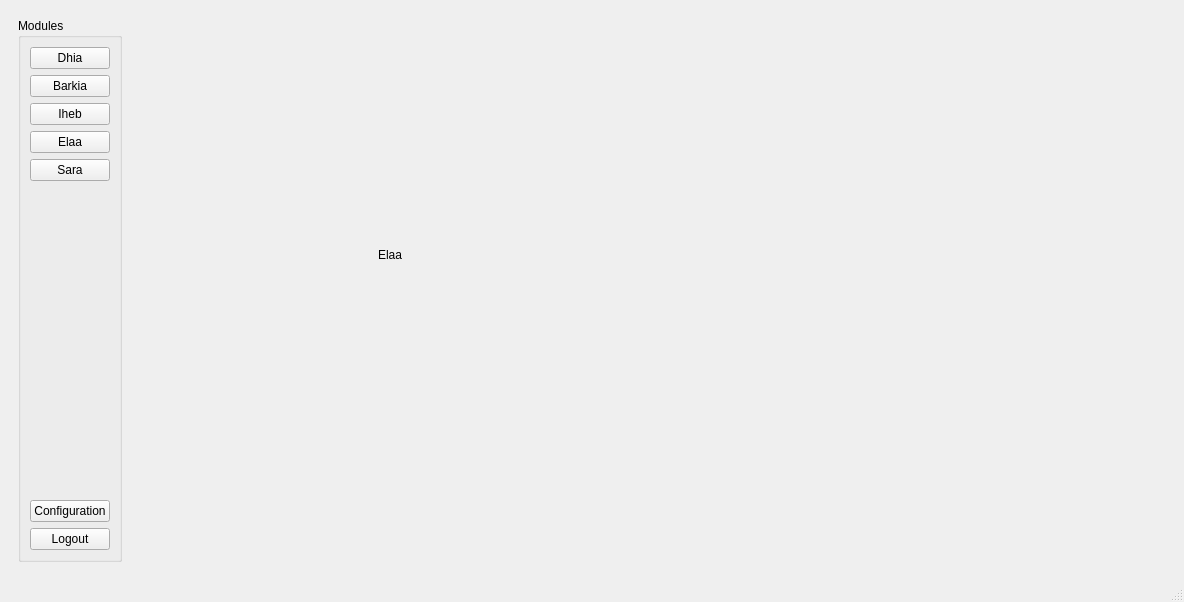
Above: INTEGRATION/mainwindow.ui from dhiaabdelli1/Wedding_planner_2A1 before the change. Below: the same form after it.
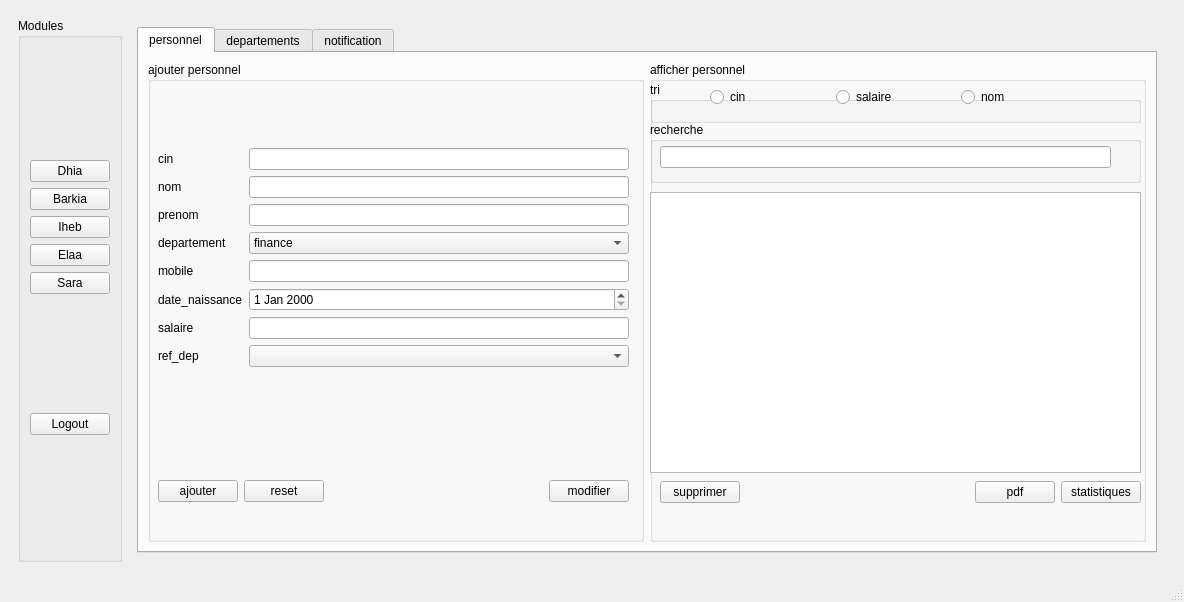
That is the form after the change. The open tabs and pages were chosen to show the change.

Commit message: integration elaa

The edit to the form file:
```diff
--- a/INTEGRATION/mainwindow.ui
+++ b/INTEGRATION/mainwindow.ui
@@ -165,26 +165,6 @@
                    </property>
                   </widget>
                  </item>
-                 <item>
-                  <spacer name="verticalSpacer">
-                   <property name="orientation">
-                    <enum>Qt::Vertical</enum>
-                   </property>
-                   <property name="sizeHint" stdset="0">
-                    <size>
-                     <width>20</width>
-                     <height>40</height>
-                    </size>
-                   </property>
-                  </spacer>
-                 </item>
-                 <item>
-                  <widget class="QPushButton" name="configuration">
-                   <property name="text">
-                    <string>Configuration</string>
-                   </property>
-                  </widget>
-                 </item>
                 </layout>
                </item>
                <item>
@@ -1337,19 +1317,573 @@
                </layout>
               </widget>
               <widget class="QWidget" name="page_6">
-               <widget class="QLabel" name="label_4">
-                <property name="geometry">
-                 <rect>
-                  <x>250</x>
-                  <y>230</y>
-                  <width>47</width>
-                  <height>13</height>
-                 </rect>
-                </property>
-                <property name="text">
-                 <string>Elaa</string>
-                </property>
-               </widget>
+               <layout class="QHBoxLayout" name="horizontalLayout_57">
+                <item>
+                 <layout class="QHBoxLayout" name="horizontalLayout_56">
+                  <item>
+                   <widget class="QTabWidget" name="tabWidget_3">
+                    <property name="currentIndex">
+                     <number>0</number>
+                    </property>
+                    <widget class="QWidget" name="tab_6">
+                     <attribute name="title">
+                      <string>personnel</string>
+                     </attribute>
+                     <layout class="QHBoxLayout" name="horizontalLayout_59">
+                      <item>
+                       <layout class="QHBoxLayout" name="horizontalLayout_58">
+                        <item>
+                         <widget class="QGroupBox" name="groupBox_10">
+                          <property name="title">
+                           <string>ajouter personnel</string>
+                          </property>
+                          <widget class="QWidget" name="verticalLayoutWidget">
+                           <property name="geometry">
+                            <rect>
+                             <x>10</x>
+                             <y>30</y>
+                             <width>471</width>
+                             <height>331</height>
+                            </rect>
+                           </property>
+                           <layout class="QVBoxLayout" name="verticalLayout_24">
+                            <item>
+                             <layout class="QFormLayout" name="formLayout_7">
+                              <item row="1" column="0">
+                               <widget class="QLabel" name="label_2">
+                                <property name="text">
+                                 <string>cin</string>
+                                </property>
+                               </widget>
+                              </item>
+                              <item row="7" column="0">
+                               <widget class="QLabel" name="label">
+                                <property name="text">
+                                 <string>salaire</string>
+                                </property>
+                               </widget>
+                              </item>
+                              <item row="2" column="0">
+                               <widget class="QLabel" name="label_3">
+                                <property name="text">
+                                 <string>nom</string>
+                                </property>
+                               </widget>
+                              </item>
+                              <item row="3" column="0">
+                               <widget class="QLabel" name="label_4">
+                                <property name="text">
+                                 <string>prenom</string>
+                                </property>
+                               </widget>
+                              </item>
+                              <item row="6" column="0">
+                               <widget class="QLabel" name="label_6">
+                                <property name="text">
+                                 <string>date_naissance</string>
+                                </property>
+                               </widget>
+                              </item>
+                              <item row="5" column="0">
+                               <widget class="QLabel" name="label_7">
+                                <property name="text">
+                                 <string>mobile</string>
+                                </property>
+                               </widget>
+                              </item>
+                              <item row="4" column="0">
+                               <widget class="QLabel" name="label_8">
+                                <property name="text">
+                                 <string>departement</string>
+                                </property>
+                               </widget>
+                              </item>
+                              <item row="1" column="1">
+                               <widget class="QLineEdit" name="lineEdit_cinpersonnel"/>
+                              </item>
+                              <item row="2" column="1">
+                               <widget class="QLineEdit" name="lineEdit_nompersonnel"/>
+                              </item>
+                              <item row="3" column="1">
+                               <widget class="QLineEdit" name="lineEdit_prenompersonnel"/>
+                              </item>
+                              <item row="5" column="1">
+                               <widget class="QLineEdit" name="lineEdit_mobilepersonnel"/>
+                              </item>
+                              <item row="7" column="1">
+                               <widget class="QLineEdit" name="lineEdit_salairepersonnel"/>
+                              </item>
+                              <item row="8" column="0">
+                               <widget class="QLabel" name="label_9">
+                                <property name="text">
+                                 <string>ref_dep</string>
+                                </property>
+                               </widget>
+                              </item>
+                              <item row="0" column="1">
+                               <spacer name="verticalSpacer">
+                                <property name="orientation">
+                                 <enum>Qt::Vertical</enum>
+                                </property>
+                                <property name="sizeHint" stdset="0">
+                                 <size>
+                                  <width>20</width>
+                                  <height>40</height>
+                                 </size>
+                                </property>
+                               </spacer>
+                              </item>
+                              <item row="9" column="1">
+                               <spacer name="verticalSpacer_2">
+                                <property name="orientation">
+                                 <enum>Qt::Vertical</enum>
+                                </property>
+                                <property name="sizeHint" stdset="0">
+                                 <size>
+                                  <width>20</width>
+                                  <height>40</height>
+                                 </size>
+                                </property>
+                               </spacer>
+                              </item>
+                              <item row="4" column="1">
+                               <widget class="QComboBox" name="comboBox_persodep">
+                                <item>
+                                 <property name="text">
+                                  <string>finance</string>
+                                 </property>
+                                </item>
+                                <item>
+                                 <property name="text">
+                                  <string>marketing</string>
+                                 </property>
+                                </item>
+                               </widget>
+                              </item>
+                              <item row="8" column="1">
+                               <widget class="QComboBox" name="comboBox_ref_deppersonnel"/>
+                              </item>
+                              <item row="6" column="1">
+                               <widget class="QDateEdit" name="dateEdit_personnel"/>
+                              </item>
+                             </layout>
+                            </item>
+                           </layout>
+                          </widget>
+                          <widget class="QWidget" name="horizontalLayoutWidget">
+                           <property name="geometry">
+                            <rect>
+                             <x>10</x>
+                             <y>409</y>
+                             <width>471</width>
+                             <height>41</height>
+                            </rect>
+                           </property>
+                           <layout class="QHBoxLayout" name="horizontalLayout_54">
+                            <item>
+                             <widget class="QPushButton" name="ajouter_personnel">
+                              <property name="text">
+                               <string>ajouter</string>
+                              </property>
+                             </widget>
+                            </item>
+                            <item>
+                             <widget class="QPushButton" name="reset_personnel">
+                              <property name="text">
+                               <string>reset</string>
+                              </property>
+                             </widget>
+                            </item>
+                            <item>
+                             <spacer name="horizontalSpacer">
+                              <property name="orientation">
+                               <enum>Qt::Horizontal</enum>
+                              </property>
+                              <property name="sizeHint" stdset="0">
+                               <size>
+                                <width>40</width>
+                                <height>20</height>
+                               </size>
+                              </property>
+                             </spacer>
+                            </item>
+                            <item>
+                             <widget class="QPushButton" name="modifier_personnel">
+                              <property name="text">
+                               <string>modifier</string>
+                              </property>
+                             </widget>
+                            </item>
+                           </layout>
+                          </widget>
+                         </widget>
+                        </item>
+                        <item>
+                         <widget class="QGroupBox" name="groupBox_6">
+                          <property name="title">
+                           <string>afficher personnel</string>
+                          </property>
+                          <widget class="QWidget" name="horizontalLayoutWidget_2">
+                           <property name="geometry">
+                            <rect>
+                             <x>10</x>
+                             <y>410</y>
+                             <width>481</width>
+                             <height>41</height>
+                            </rect>
+                           </property>
+                           <layout class="QHBoxLayout" name="horizontalLayout_55">
+                            <item>
+                             <widget class="QPushButton" name="supprimer_personnel">
+                              <property name="text">
+                               <string>supprimer</string>
+                              </property>
+                             </widget>
+                            </item>
+                            <item>
+                             <spacer name="horizontalSpacer_2">
+                              <property name="orientation">
+                               <enum>Qt::Horizontal</enum>
+                              </property>
+                              <property name="sizeHint" stdset="0">
+                               <size>
+                                <width>40</width>
+                                <height>20</height>
+                               </size>
+                              </property>
+                             </spacer>
+                            </item>
+                            <item>
+                             <widget class="QPushButton" name="pdf_personnel">
+                              <property name="text">
+                               <string>pdf</string>
+                              </property>
+                             </widget>
+                            </item>
+                            <item>
+                             <widget class="QPushButton" name="stat_personnel">
+                              <property name="text">
+                               <string>statistiques</string>
+                              </property>
+                             </widget>
+                            </item>
+                           </layout>
+                          </widget>
+                          <widget class="QWidget" name="horizontalLayoutWidget_3">
+                           <property name="geometry">
+                            <rect>
+                             <x>0</x>
+                             <y>130</y>
+                             <width>491</width>
+                             <height>281</height>
+                            </rect>
+                           </property>
+                           <layout class="QHBoxLayout" name="horizontalLayout_60">
+                            <item>
+                             <layout class="QVBoxLayout" name="verticalLayout_25">
+                              <item>
+                               <widget class="QTableView" name="tableView_personnel"/>
+                              </item>
+                             </layout>
+                            </item>
+                           </layout>
+                          </widget>
+                          <widget class="QWidget" name="verticalLayoutWidget_3">
+                           <property name="geometry">
+                            <rect>
+                             <x>0</x>
+                             <y>60</y>
+                             <width>491</width>
+                             <height>61</height>
+                            </rect>
+                           </property>
+                           <layout class="QVBoxLayout" name="verticalLayout_26">
+                            <item>
+                             <widget class="QGroupBox" name="groupBox_11">
+                              <property name="title">
+                               <string>recherche</string>
+                              </property>
+                              <widget class="QWidget" name="verticalLayoutWidget_4">
+                               <property name="geometry">
+                                <rect>
+                                 <x>10</x>
+                                 <y>20</y>
+                                 <width>451</width>
+                                 <height>31</height>
+                                </rect>
+                               </property>
+                               <layout class="QVBoxLayout" name="verticalLayout_27">
+                                <item>
+                                 <widget class="QLineEdit" name="lineEdit_recherchepersonnel"/>
+                                </item>
+                               </layout>
+                              </widget>
+                             </widget>
+                            </item>
+                           </layout>
+                          </widget>
+                          <widget class="QWidget" name="horizontalLayoutWidget_4">
+                           <property name="geometry">
+                            <rect>
+                             <x>0</x>
+                             <y>20</y>
+                             <width>491</width>
+                             <height>41</height>
+                            </rect>
+                           </property>
+                           <layout class="QHBoxLayout" name="horizontalLayout_61">
+                            <item>
+                             <widget class="QGroupBox" name="groupBox_12">
+                              <property name="title">
+                               <string>tri</string>
+                              </property>
+                              <widget class="QWidget" name="horizontalLayoutWidget_5">
+                               <property name="geometry">
+                                <rect>
+                                 <x>60</x>
+                                 <y>0</y>
+                                 <width>371</width>
+                                 <height>31</height>
+                                </rect>
+                               </property>
+                               <layout class="QHBoxLayout" name="horizontalLayout_62">
+                                <item>
+                                 <widget class="QRadioButton" name="tri_cin_personnel">
+                                  <property name="text">
+                                   <string>cin</string>
+                                  </property>
+                                 </widget>
+                                </item>
+                                <item>
+                                 <widget class="QRadioButton" name="tri_salaire_personnel">
+                                  <property name="text">
+                                   <string>salaire</string>
+                                  </property>
+                                 </widget>
+                                </item>
+                                <item>
+                                 <widget class="QRadioButton" name="tri_nom_personnel">
+                                  <property name="text">
+                                   <string>nom</string>
+                                  </property>
+                                 </widget>
+                                </item>
+                               </layout>
+                              </widget>
+                             </widget>
+                            </item>
+                           </layout>
+                          </widget>
+                         </widget>
+                        </item>
+                       </layout>
+                      </item>
+                     </layout>
+                    </widget>
+                    <widget class="QWidget" name="tab_7">
+                     <attribute name="title">
+                      <string>departements</string>
+                     </attribute>
+                     <layout class="QHBoxLayout" name="horizontalLayout_64">
+                      <item>
+                       <layout class="QHBoxLayout" name="horizontalLayout_63">
+                        <item>
+                         <widget class="QGroupBox" name="groupBox_13">
+                          <property name="title">
+                           <string>ajouter departement</string>
+                          </property>
+                          <widget class="QWidget" name="horizontalLayoutWidget_7">
+                           <property name="geometry">
+                            <rect>
+                             <x>9</x>
+                             <y>39</y>
+                             <width>481</width>
+                             <height>291</height>
+                            </rect>
+                           </property>
+                           <layout class="QHBoxLayout" name="horizontalLayout_65">
+                            <item>
+                             <layout class="QFormLayout" name="formLayout_8">
+                              <item row="1" column="0">
+                               <widget class="QLabel" name="label_10">
+                                <property name="text">
+                                 <string>reference</string>
+                                </property>
+                               </widget>
+                              </item>
+                              <item row="3" column="0">
+                               <widget class="QLabel" name="label_11">
+                                <property name="text">
+                                 <string>nb_employes</string>
+                                </property>
+                               </widget>
+                              </item>
+                              <item row="2" column="0">
+                               <widget class="QLabel" name="label_12">
+                                <property name="text">
+                                 <string>nom</string>
+                                </property>
+                               </widget>
+                              </item>
+                              <item row="1" column="1">
+                               <widget class="QLineEdit" name="lineEdit_reference"/>
+                              </item>
+                              <item row="2" column="1">
+                               <widget class="QLineEdit" name="lineEdit_nomm"/>
+                              </item>
+                              <item row="3" column="1">
+                               <widget class="QLineEdit" name="lineEdit_nbemployes"/>
+                              </item>
+                              <item row="4" column="1">
+                               <spacer name="verticalSpacer_3">
+                                <property name="orientation">
+                                 <enum>Qt::Vertical</enum>
+                                </property>
+                                <property name="sizeHint" stdset="0">
+                                 <size>
+                                  <width>20</width>
+                                  <height>40</height>
+                                 </size>
+                                </property>
+                               </spacer>
+                              </item>
+                              <item row="0" column="1">
+                               <spacer name="verticalSpacer_4">
+                                <property name="orientation">
+                                 <enum>Qt::Vertical</enum>
+                                </property>
+                                <property name="sizeHint" stdset="0">
+                                 <size>
+                                  <width>20</width>
+                                  <height>40</height>
+                                 </size>
+                                </property>
+                               </spacer>
+                              </item>
+                             </layout>
+                            </item>
+                           </layout>
+                          </widget>
+                          <widget class="QWidget" name="horizontalLayoutWidget_8">
+                           <property name="geometry">
+                            <rect>
+                             <x>10</x>
+                             <y>340</y>
+                             <width>481</width>
+                             <height>80</height>
+                            </rect>
+                           </property>
+                           <layout class="QHBoxLayout" name="horizontalLayout_66">
+                            <item>
+                             <widget class="QPushButton" name="ajouter_departement">
+                              <property name="text">
+                               <string>ajouter</string>
+                              </property>
+                             </widget>
+                            </item>
+                            <item>
+                             <widget class="QPushButton" name="reset_departement">
+                              <property name="text">
+                               <string>reset</string>
+                              </property>
+                             </widget>
+                            </item>
+                            <item>
+                             <spacer name="horizontalSpacer_3">
+                              <property name="orientation">
+                               <enum>Qt::Horizontal</enum>
+                              </property>
+                              <property name="sizeHint" stdset="0">
+                               <size>
+                                <width>40</width>
+                                <height>20</height>
+                               </size>
+                              </property>
+                             </spacer>
+                            </item>
+                            <item>
+                             <widget class="QPushButton" name="modifier_departement">
+                              <property name="text">
+                               <string>modifier</string>
+                              </property>
+                             </widget>
+                            </item>
+                           </layout>
+                          </widget>
+                         </widget>
+                        </item>
+                        <item>
+                         <widget class="QGroupBox" name="groupBox_14">
+                          <property name="title">
+                           <string>afficher departement</string>
+                          </property>
+                          <widget class="QWidget" name="horizontalLayoutWidget_9">
+                           <property name="geometry">
+                            <rect>
+                             <x>10</x>
+                             <y>340</y>
+                             <width>471</width>
+                             <height>81</height>
+                            </rect>
+                           </property>
+                           <layout class="QHBoxLayout" name="horizontalLayout_67">
+                            <item>
+                             <spacer name="horizontalSpacer_4">
+                              <property name="orientation">
+                               <enum>Qt::Horizontal</enum>
+                              </property>
+                              <property name="sizeHint" stdset="0">
+                               <size>
+                                <width>40</width>
+                                <height>20</height>
+                               </size>
+                              </property>
+                             </spacer>
+                            </item>
+                            <item>
+                             <widget class="QPushButton" name="sypprimer_departement">
+                              <property name="text">
+                               <string>supprimer</string>
+                              </property>
+                             </widget>
+                            </item>
+                           </layout>
+                          </widget>
+                          <widget class="QWidget" name="verticalLayoutWidget_5">
+                           <property name="geometry">
+                            <rect>
+                             <x>20</x>
+                             <y>40</y>
+                             <width>451</width>
+                             <height>281</height>
+                            </rect>
+                           </property>
+                           <layout class="QVBoxLayout" name="verticalLayout_28">
+                            <item>
+                             <layout class="QHBoxLayout" name="horizontalLayout_68">
+                              <item>
+                               <widget class="QTableView" name="tableView_departement"/>
+                              </item>
+                             </layout>
+                            </item>
+                           </layout>
+                          </widget>
+                         </widget>
+                        </item>
+                       </layout>
+                      </item>
+                     </layout>
+                    </widget>
+                    <widget class="QWidget" name="tab_8">
+                     <attribute name="title">
+                      <string>notification</string>
+                     </attribute>
+                    </widget>
+                   </widget>
+                  </item>
+                 </layout>
+                </item>
+               </layout>
               </widget>
               <widget class="QWidget" name="page_7">
                <widget class="QLabel" name="label_5">
@@ -1366,224 +1900,6 @@
                 </property>
                </widget>
               </widget>
-              <widget class="QWidget" name="page_8">
-               <layout class="QVBoxLayout" name="verticalLayout_25">
-                <item>
-                 <layout class="QVBoxLayout" name="verticalLayout_24">
-                  <item>
-                   <layout class="QHBoxLayout" name="horizontalLayout_57">
-                    <item>
-                     <widget class="QLabel" name="label">
-                      <property name="text">
-                       <string>Langue</string>
-                      </property>
-                     </widget>
-                    </item>
-                    <item>
-                     <widget class="QComboBox" name="comboBox_langue">
-                      <item>
-                       <property name="text">
-                        <string>Français</string>
-                       </property>
-                      </item>
-                      <item>
-                       <property name="text">
-                        <string>English</string>
-                       </property>
-                      </item>
-                     </widget>
-                    </item>
-                    <item>
-                     <widget class="QPushButton" name="confirmer_langue">
-                      <property name="text">
-                       <string>Confimer</string>
-                      </property>
-                     </widget>
-                    </item>
-                   </layout>
-                  </item>
-                  <item>
-                   <layout class="QHBoxLayout" name="horizontalLayout_56">
-                    <item>
-                     <widget class="QLabel" name="label_2">
-                      <property name="text">
-                       <string>Thème</string>
-                      </property>
-                     </widget>
-                    </item>
-                    <item>
-                     <widget class="QRadioButton" name="radioButton_jour">
-                      <property name="text">
-                       <string>Jour</string>
-                      </property>
-                     </widget>
-                    </item>
-                    <item>
-                     <widget class="QRadioButton" name="radioButton_nuit">
-                      <property name="text">
-                       <string>Nuit</string>
-                      </property>
-                     </widget>
-                    </item>
-                    <item>
-                     <widget class="QPushButton" name="confirmer_theme">
-                      <property name="text">
-                       <string>Confirmer</string>
-                      </property>
-                     </widget>
-                    </item>
-                   </layout>
-                  </item>
-                  <item>
-                   <layout class="QHBoxLayout" name="horizontalLayout_61">
-                    <item>
-                     <widget class="QLabel" name="label_8">
-                      <property name="text">
-                       <string>Notifications des invités entrants</string>
-                      </property>
-                     </widget>
-                    </item>
-                    <item>
-                     <widget class="QRadioButton" name="radioButton">
-                      <property name="text">
-                       <string>Oui</string>
-                      </property>
-                     </widget>
-                    </item>
-                    <item>
-                     <widget class="QRadioButton" name="radioButton_2">
-                      <property name="text">
-                       <string>Non</string>
-                      </property>
-                     </widget>
-                    </item>
-                    <item>
-                     <widget class="QPushButton" name="confirmer_notifications">
-                      <property name="text">
-                       <string>Confirmer</string>
-                      </property>
-                     </widget>
-                    </item>
-                   </layout>
-                  </item>
-                  <item>
-                   <layout class="QHBoxLayout" name="horizontalLayout_55">
-                    <item>
-                     <widget class="QLabel" name="label_3">
-                      <property name="text">
-                       <string>Modifer Mot de Passe</string>
-                      </property>
-                     </widget>
-                    </item>
-                    <item>
-                     <layout class="QFormLayout" name="formLayout_7">
-                      <item row="0" column="0">
-                       <widget class="QLabel" name="ancienMotDePasseLabel">
-                        <property name="text">
-                         <string>Ancien mot de passe</string>
-                        </property>
-                       </widget>
-                      </item>
-                      <item row="0" column="1">
-                       <widget class="QLineEdit" name="ancienMotDePasseLineEdit"/>
-                      </item>
-                      <item row="1" column="0">
-                       <widget class="QLabel" name="nouveauMotDePasseLabel">
-                        <property name="text">
-                         <string>Nouveau mot de passe</string>
-                        </property>
-                       </widget>
-                      </item>
-                      <item row="1" column="1">
-                       <widget class="QLineEdit" name="nouveauMotDePasseLineEdit"/>
-                      </item>
-                      <item row="2" column="0">
-                       <widget class="QLabel" name="confirmerNouveauMotDePasseLabel">
-                        <property name="text">
-                         <string>Confirmer nouveau mot de passe</string>
-                        </property>
-                       </widget>
-                      </item>
-                      <item row="2" column="1">
-                       <widget class="QLineEdit" name="confirmerNouveauMotDePasseLineEdit"/>
-                      </item>
-                     </layout>
-                    </item>
-                    <item>
-                     <layout class="QVBoxLayout" name="verticalLayout_28"/>
-                    </item>
-                    <item>
-                     <widget class="QPushButton" name="confirmer_chan_mdp">
-                      <property name="text">
-                       <string>Confirmer</string>
-                      </property>
-                     </widget>
-                    </item>
-                    <item>
-                     <widget class="QPushButton" name="annuler_chan_mdp">
-                      <property name="text">
-                       <string>Annuler</string>
-                      </property>
-                     </widget>
-                    </item>
-                   </layout>
-                  </item>
-                  <item>
-                   <layout class="QHBoxLayout" name="horizontalLayout_59">
-                    <item>
-                     <widget class="QLabel" name="label_7">
-                      <property name="text">
-                       <string>Signaler un problème</string>
-                      </property>
-                     </widget>
-                    </item>
-                    <item>
-                     <widget class="QPlainTextEdit" name="plainTextEdit_probleme"/>
-                    </item>
-                    <item>
-                     <widget class="QPushButton" name="pushButton_4">
-                      <property name="text">
-                       <string>Envoyer</string>
-                      </property>
-                     </widget>
-                    </item>
-                   </layout>
-                  </item>
-                  <item>
-                   <spacer name="verticalSpacer_2">
-                    <property name="orientation">
-                     <enum>Qt::Vertical</enum>
-                    </property>
-                    <property name="sizeHint" stdset="0">
-                     <size>
-                      <width>20</width>
-                      <height>40</height>
-                     </size>
-                    </property>
-                   </spacer>
-                  </item>
-                  <item>
-                   <layout class="QHBoxLayout" name="horizontalLayout_54">
-                    <item>
-                     <widget class="QLabel" name="label_6">
-                      <property name="text">
-                       <string>Supprimer Compte</string>
-                      </property>
-                     </widget>
-                    </item>
-                    <item>
-                     <widget class="QPushButton" name="pushButton_3">
-                      <property name="text">
-                       <string>Supprimer</string>
-                      </property>
-                     </widget>
-                    </item>
-                   </layout>
-                  </item>
-                 </layout>
-                </item>
-               </layout>
-              </widget>
              </widget>
             </item>
            </layout>
```
Left out of the diff: 6 changed lines with no effect on the pictures. The commit also changes 23 other files.
